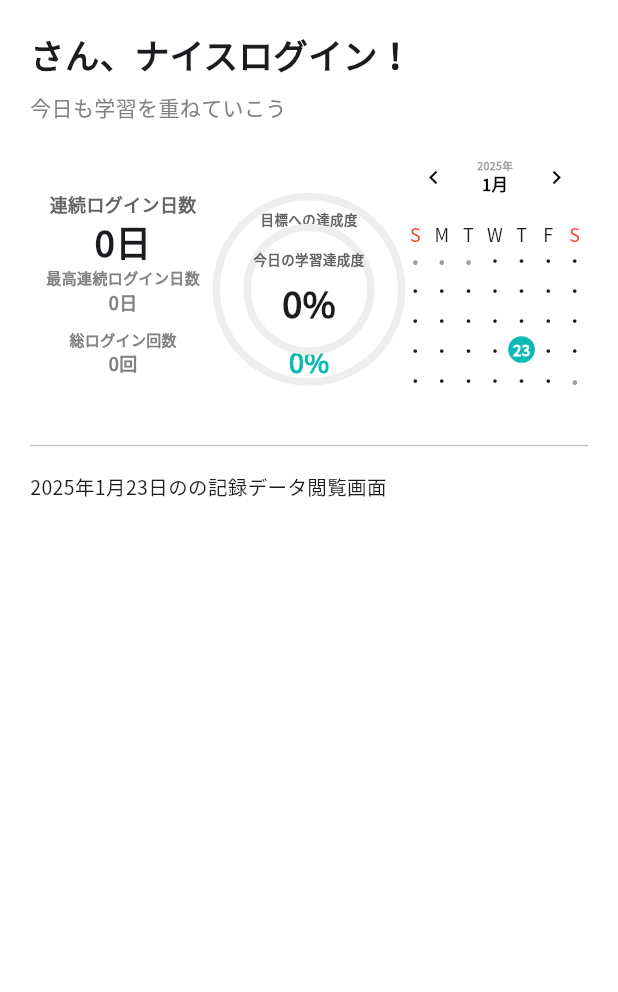
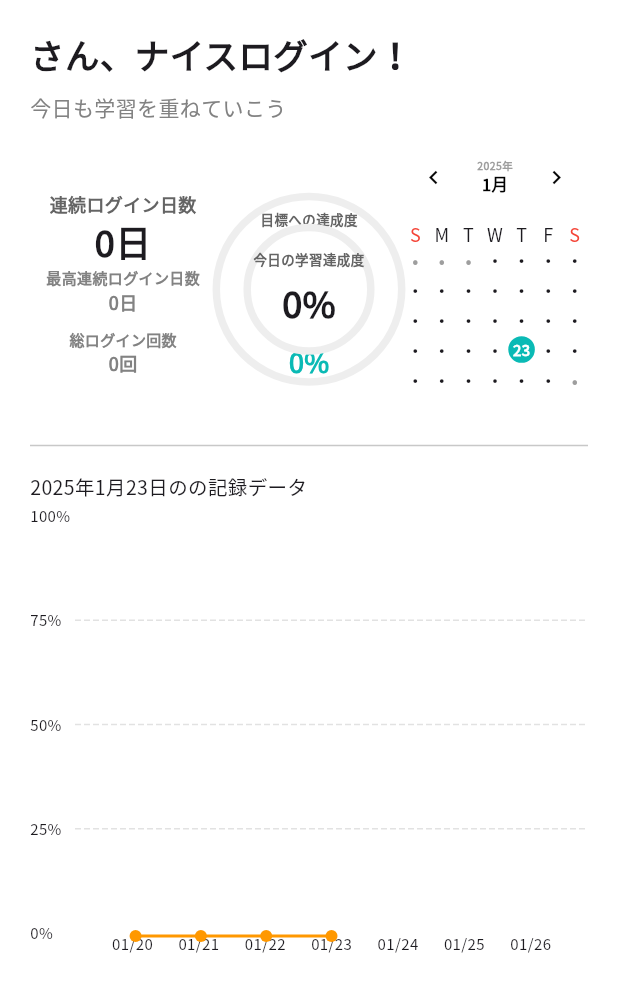
Before and after one commit to enPiT-aiphone/SuStudy, a Flutter app: the HomeDashboardScreen screen opened directly with empty values, on a phone screen of 412 x 824 dp. Shown: the top 992 px of the screen. Run offline on Flutter 3.47's test engine with Material 3 defaults, Android fonts, the phone set to English and light mode, and no system bars; drawn by our look-alikes of fl_chart, table_calendar; our stand-ins replace cloud_firestore, firebase_auth, firebase_core, firebase_messaging, flutter_local_notifications, google_fonts and 1 more; missing offline and left inert: dart:html, tutorial_coach_mark; accounts and stored records are empty; statements that could not run were skipped.

Commit message:
グラフ完成

```diff
--- a/lib/presentation/component/home.dart
+++ b/lib/presentation/component/home.dart
@@ -1061,9 +1061,7 @@ class _HomeScreenState extends State<HomeScreen>
             child: Stack(
               children: [
                 Positioned.fill(child: _buildBodyStack()),
-                if (!_isRecordPageVisible &&
-                    !_isPostCreateVisible &&
-                    _currentIndex != 2)
+                if (_currentIndex != 2)
                   Positioned(
                     bottom: 0,
                     left: 0,
--- a/lib/presentation/component/home_dashboard.dart
+++ b/lib/presentation/component/home_dashboard.dart
@@ -3,6 +3,7 @@ import 'package:table_calendar/table_calendar.dart';
 import 'package:intl/intl.dart';
 import 'package:firebase_auth/firebase_auth.dart';
 import 'package:tutorial_coach_mark/tutorial_coach_mark.dart';
+import 'home_dashboard_graph.dart';
 
 class HomeDashboardScreen extends StatefulWidget {
   final String selectedTab;
@@ -582,6 +583,11 @@ class _HomeDashboardScreenState extends State<HomeDashboardScreen>
                       _getDisplayDate(),
                       style: const TextStyle(fontSize: 13),
                     ),
+                    const SizedBox(height: 10),
+                    HomeDashboardGraph(
+                    selectedCategory: widget.selectedCategory,
+                    selectedDay: _selectedDay,
+                  ),
                   ],
                 ),
               ),
@@ -969,7 +975,7 @@ Widget _buildProgressSection() {
   // -------------------------------------------------------------------------
   String _getDisplayDate() {
     final displayDate = _selectedDay ?? DateTime.now();
-    return "${DateFormat('yyyy年M月d日').format(displayDate)}の${widget.selectedCategory}の記録データ閲覧画面";
+    return "${DateFormat('yyyy年M月d日').format(displayDate)}の${widget.selectedCategory}の記録データ";
   }
 
   // -------------------------------------------------------------------------
@@ -1022,7 +1028,7 @@ Widget _buildProgressSection() {
             : (sumAll / wordCount);
         final normalizedTierProgress = (tierProgressTodayGoal == 0)
             ? 0
-            : (sumToday / (tierProgressTodayGoal * 2));
+            : (sumToday / (tierProgressTodayGoal));
 
         setState(() {
           _progressAllAnimation = Tween<double>(
--- /dev/null
+++ b/lib/presentation/component/home_dashboard_graph.dart
@@ -0,0 +1,354 @@
+// home_dashboard_graph.dart
+
+import 'package:flutter/material.dart';
+import 'package:cloud_firestore/cloud_firestore.dart';
+import 'package:firebase_auth/firebase_auth.dart';
+import 'package:intl/intl.dart';
+import 'package:fl_chart/fl_chart.dart';
+
+class HomeDashboardGraph extends StatefulWidget {
+  final String selectedCategory;
+  final DateTime? selectedDay;
+
+  const HomeDashboardGraph({
+    super.key,
+    required this.selectedCategory,
+    required this.selectedDay,
+  });
+
+  @override
+  _HomeDashboardGraphState createState() => _HomeDashboardGraphState();
+}
+
+class _HomeDashboardGraphState extends State<HomeDashboardGraph> {
+  bool _isLoading = true;
+
+  // 棒グラフ (学習達成度) 用データ
+  List<BarChartGroupData> _barGroups = [];
+  // 折れ線グラフ (目標達成度) 用データ
+  List<FlSpot> _lineSpots = [];
+
+  // 7日分の日付
+  late DateTime _centerDay;
+  late List<DateTime> _days;
+
+  @override
+  void initState() {
+    super.initState();
+    _initCenterAndDays();
+    _fetchData();
+  }
+
+  @override
+  void didUpdateWidget(covariant HomeDashboardGraph oldWidget) {
+    super.didUpdateWidget(oldWidget);
+    final dayChanged = (oldWidget.selectedDay != widget.selectedDay);
+    final categoryChanged = (oldWidget.selectedCategory != widget.selectedCategory);
+    if (dayChanged || categoryChanged) {
+      _initCenterAndDays();
+      _fetchData();
+    }
+  }
+
+  void _initCenterAndDays() {
+    _centerDay = widget.selectedDay ?? DateTime.now();
+    // 前後3日 + 中心日 = 計7日
+    _days = List.generate(7, (i) => _centerDay.add(Duration(days: i - 3)));
+  }
+
+  Future<void> _fetchData() async {
+    setState(() => _isLoading = true);
+
+    try {
+      final user = FirebaseAuth.instance.currentUser;
+      if (user == null) {
+        setState(() => _isLoading = false);
+        return;
+      }
+
+      final userDoc = await FirebaseFirestore.instance
+          .collection('Users')
+          .doc(user.uid)
+          .get();
+
+      if (!userDoc.exists) {
+        setState(() => _isLoading = false);
+        return;
+      }
+
+      final followingSubjects =
+          List<String>.from(userDoc.data()?['following_subjects'] ?? []);
+      final category = widget.selectedCategory;
+
+      // "全体" の場合はフォロー中教科の合計、それ以外は特定教科
+      final wordCount = await _calcWordCount(category, followingSubjects);
+
+      final List<BarChartGroupData> barGroups = [];
+      final List<FlSpot> lineSpots = [];
+
+      for (int i = 0; i < 7; i++) {
+        final day = _days[i];
+        final dayKey = DateFormat('yyyy-MM-dd').format(day);
+
+        // Firestore: Users/{uid}/record/{dayKey}
+        final recordDocRef = FirebaseFirestore.instance
+            .collection('Users')
+            .doc(user.uid)
+            .collection('record')
+            .doc(dayKey);
+
+        final recordDoc = await recordDocRef.get();
+
+        double sumToday = 0.0; // その日学習達成度合計
+        double sumAll = 0.0;   // その日累積学習合計
+
+        if (category == '全体') {
+          // 全体 => followingSubjects を合算
+          for (final subj in followingSubjects) {
+            final colSnap = await recordDocRef.collection(subj).get();
+            for (final cDoc in colSnap.docs) {
+              final data = cDoc.data();
+              sumToday += (data['tierProgress_today'] ?? 0);
+              sumAll += (data['tierProgress_all'] ?? 0);
+            }
+          }
+        } else {
+          // 特定教科
+          final colSnap = await recordDocRef.collection(category).get();
+          for (final cDoc in colSnap.docs) {
+            final data = cDoc.data();
+            sumToday += (data['tierProgress_today'] ?? 0);
+            sumAll += (data['tierProgress_all'] ?? 0);
+          }
+        }
+
+        // 今日の学習目標量
+        double todayGoal = 0.0;
+        if (recordDoc.exists) {
+          final docData = recordDoc.data()!;
+          if (category == '全体') {
+            for (final subj in followingSubjects) {
+              todayGoal += (docData['${subj}_goal'] ?? 0).toDouble();
+            }
+          } else {
+            todayGoal = (docData['${category}_goal'] ?? 0).toDouble();
+          }
+        }
+
+        // 学習達成度 (バー)
+        final todayRatio = (todayGoal == 0)
+            ? 0
+            : (sumToday / todayGoal).clamp(0, 1);
+
+        // 目標達成度 (ライン)
+        final allRatio = (wordCount == 0)
+            ? 0
+            : (sumAll / wordCount).clamp(0, 1);
+
+        // 1) 棒グラフは 0 でも表示 (該当日が未来でも 0 で棒を出す)
+        final rodData = BarChartRodData(
+          toY: todayRatio.toDouble(),
+          color: const Color(0xFF0ABAB5),
+          width: 12,
+        );
+        final group = BarChartGroupData(
+          x: i,
+          barRods: [rodData],
+        );
+        barGroups.add(group);
+
+        // 2) 折れ線グラフはデータがない or 未来日ならスキップ
+        final now = DateTime.now();
+        // 未来日判定: day.isAfter(DateTime(...))  (時分秒切り捨ててもOK)
+        final dayDateOnly = DateTime(day.year, day.month, day.day);
+        final todayDateOnly = DateTime(now.year, now.month, now.day);
+
+        final bool isFutureDay = dayDateOnly.isAfter(todayDateOnly);
+        //final bool hasNoData = (sumAll == 0); // 累積学習がない⇒データなしとみなす
+
+        if (!isFutureDay) {
+          // 未来日でもなく、かつ sumAll>0 な日だけ 折れ線の点を追加
+          lineSpots.add(FlSpot(i.toDouble(), allRatio.toDouble()));
+        }
+      }
+
+      setState(() {
+        _barGroups = barGroups;
+        _lineSpots = lineSpots;
+        _isLoading = false;
+      });
+    } catch (e) {
+      print('HomeDashboardGraph error: $e');
+      setState(() => _isLoading = false);
+    }
+  }
+
+  Future<double> _calcWordCount(String category, List<String> following) async {
+    if (category == '全体') {
+      double sum = 0;
+      for (final s in following) {
+        sum += _getTotalMinutes(s);
+      }
+      return sum;
+    } else {
+      return _getTotalMinutes(category);
+    }
+  }
+
+  double _getTotalMinutes(String category) {
+    switch (category) {
+      case 'TOEIC300点':
+        return 15;
+      case 'TOEIC500点':
+        return 27 + 33 + 28;
+      case 'TOEIC700点':
+        return 39.5 + 8;
+      case 'TOEIC900点':
+        return 48 + 15 + 45;
+      case 'TOEIC990点':
+        return 58;
+      default:
+        return 1;
+    }
+  }
+
+  @override
+  Widget build(BuildContext context) {
+    final screenWidth = MediaQuery.of(context).size.width;
+    final double reservedLeftSide = (screenWidth-40) * 0.122 + 25;
+    final double reservedRightSide = (screenWidth-40) * 0.122 - 5;
+
+    if (_isLoading) {
+      return const SizedBox(
+        height: 200,
+        child: Center(child: CircularProgressIndicator(valueColor: AlwaysStoppedAnimation<Color>(Color(0xFF0ABAB5)))),
+      );
+    }
+
+    return SizedBox(
+      height: 300,
+      child: Stack(
+        children: [
+          // 背面: BarChart
+          BarChart(
+            BarChartData(
+              minY: 0,
+              maxY: 1,
+              groupsSpace: 10,
+              barGroups: _barGroups,
+              titlesData: FlTitlesData(
+                topTitles: AxisTitles(
+                  sideTitles: SideTitles(showTitles: false),
+                ),
+                rightTitles: AxisTitles(
+                  sideTitles: SideTitles(showTitles: false),
+                ),
+                leftTitles: AxisTitles(
+                  sideTitles: SideTitles(
+                    showTitles: true,
+                    reservedSize: 30,
+                    interval: 0.25,
+                    getTitlesWidget: (value, meta) {
+                      final perc = (value * 100).toInt();
+                      return Text(
+                        '$perc%',
+                        style: const TextStyle(fontSize: 10),
+                      );
+                    },
+                  ),
+                ),
+                bottomTitles: AxisTitles(
+                  sideTitles: SideTitles(
+                    showTitles: true,
+                    getTitlesWidget: (value, meta) {
+                      final i = value.toInt();
+                      if (i < 0 || i >= _days.length) {
+                        return const SizedBox.shrink();
+                      }
+                      final dateStr = DateFormat('MM/dd').format(_days[i]);
+                      return Text(
+                        dateStr,
+                        style: const TextStyle(fontSize: 10),
+                      );
+                    },
+                  ),
+                ),
+              ),
+              borderData: FlBorderData(show: false),
+              gridData: FlGridData(
+                show: true,
+                drawHorizontalLine: true,
+                drawVerticalLine: false,
+                horizontalInterval: 0.25,
+                getDrawingHorizontalLine: (value) {
+                  return FlLine(
+                    color: Colors.grey.withOpacity(0.3),
+                    strokeWidth: 1,
+                    dashArray: [4, 2],
+                  );
+                },
+              ),
+            ),
+          ),
+
+          // 前面: LineChart
+          IgnorePointer(
+            ignoring: true,
+            child: LineChart(
+              LineChartData(
+                minX: 0,
+                maxX: 6,
+                minY: 0,
+                maxY: 1,
+                lineBarsData: [
+                  LineChartBarData(
+                    spots: _lineSpots,
+                    color: Colors.orange,
+                    isCurved: false,
+                    barWidth: 2,
+                  ),
+                ],
+                // 棒グラフと合わせるための titlesData
+                titlesData: FlTitlesData(
+                  leftTitles: AxisTitles(
+                    sideTitles: SideTitles(
+                      showTitles: true,
+                      reservedSize: reservedLeftSide,
+                      getTitlesWidget: (value, meta) {
+                        // 空で返して余白だけ確保
+                        return const SizedBox.shrink();
+                      },
+                    ),
+                  ),
+                  rightTitles: AxisTitles(
+                    sideTitles: SideTitles(
+                      showTitles: true,
+                      reservedSize: reservedRightSide,
+                      getTitlesWidget: (value, meta) {
+                        return const SizedBox.shrink();
+                      },
+                    ),
+                  ),
+                  topTitles: AxisTitles(
+                    sideTitles: SideTitles(showTitles: false),
+                  ),
+                  bottomTitles: AxisTitles(
+                    sideTitles: SideTitles(
+                      showTitles: true,
+                      reservedSize: 20,
+                      getTitlesWidget: (value, meta) {
+                        return const SizedBox.shrink();
+                      },
+                    ),
+                  ),
+                ),
+                gridData: FlGridData(show: false),
+                borderData: FlBorderData(show: false),
+              ),
+            ),
+          ),
+        ],
+      ),
+    );
+  }
+}
--- a/pubspec.yaml
+++ b/pubspec.yaml
@@ -43,6 +43,7 @@ dependencies:
   provider: ^6.0.0
   shared_preferences: ^2.3.3
   tutorial_coach_mark: ^1.2.12
+  fl_chart: ^0.70.2
 
   # The following adds the Cupertino Icons font to your application.
   # Use with the CupertinoIcons class for iOS style icons.
```
Also changed, not shown: pubspec.lock.
